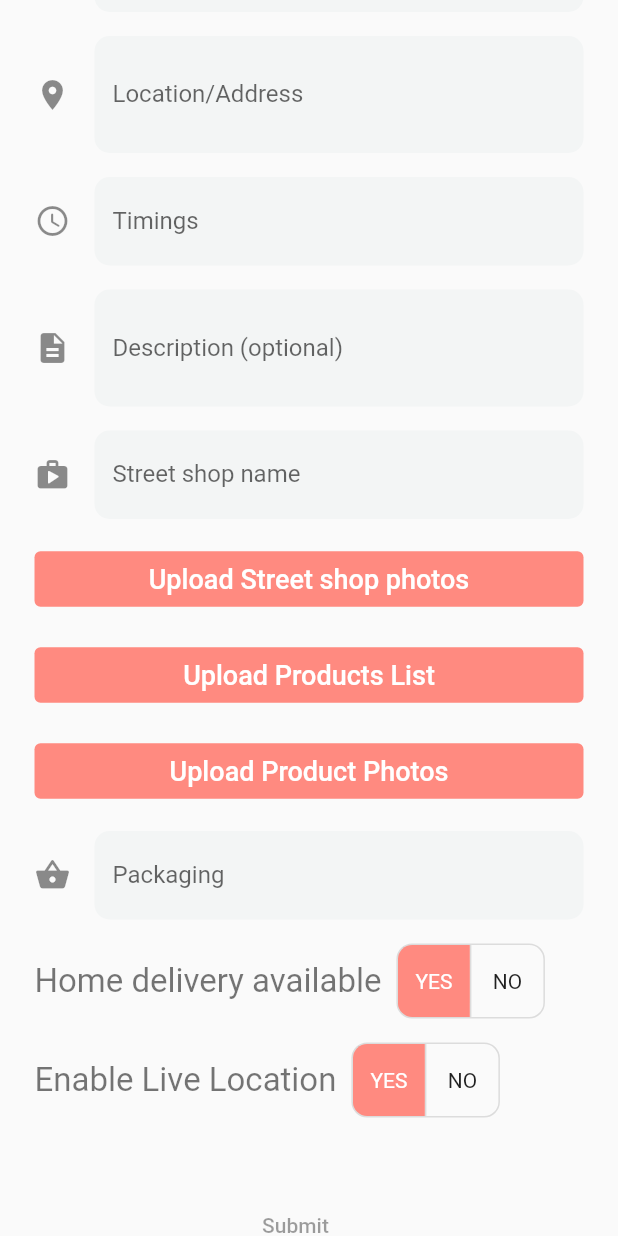
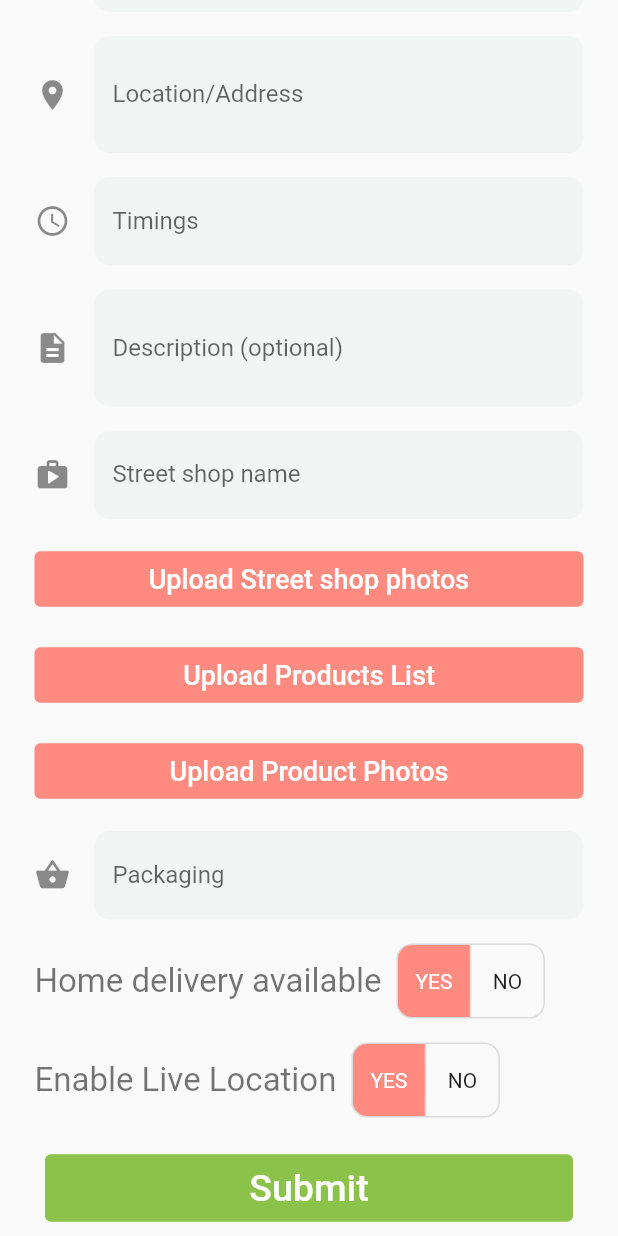
Before and after one commit to RGTechPro/vendo, a Flutter app: the MyCustomForm widget shown alone on an empty page, opened directly, scrolled down 576 dp, on a phone screen of 412 x 824 dp. Run offline on Flutter 3.47's test engine with Material 2 defaults, Android fonts, the phone set to English and light mode, and no system bars; our stand-ins replace flutter_map, latlong2, location; missing offline and left inert: flutter_map_marker_cluster.

Commit message:
bedited button

```diff
--- a/lib/screens/form_page.dart
+++ b/lib/screens/form_page.dart
@@ -616,10 +616,15 @@ class MyCustomFormState extends State<MyCustomForm> {
                       ],
                     ),
                   ),
-                new Container(
-                    padding: const EdgeInsets.only(left: 150.0, top: 40.0),
+                Container(
+                    width: double.infinity,
+                    padding: const EdgeInsets.all(15),
                     child: new TextButton(
-                      child: const Text('Submit'),
+                      style: ButtonStyle(
+                          backgroundColor:
+                              MaterialStateProperty.all(Colors.lightGreen)),
+                      child: const Text('Submit',
+                          style: TextStyle(color: Colors.white, fontSize: 25)),
                       onPressed: null,
                     )),
               ],
```
